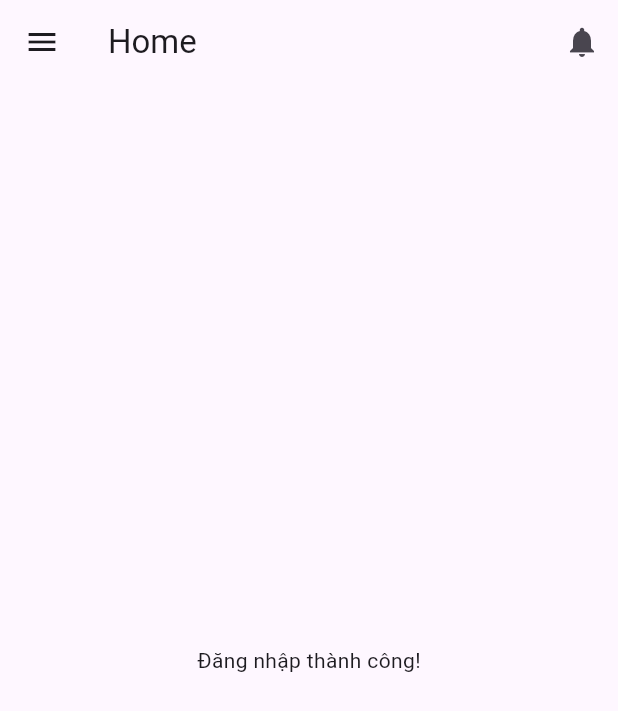
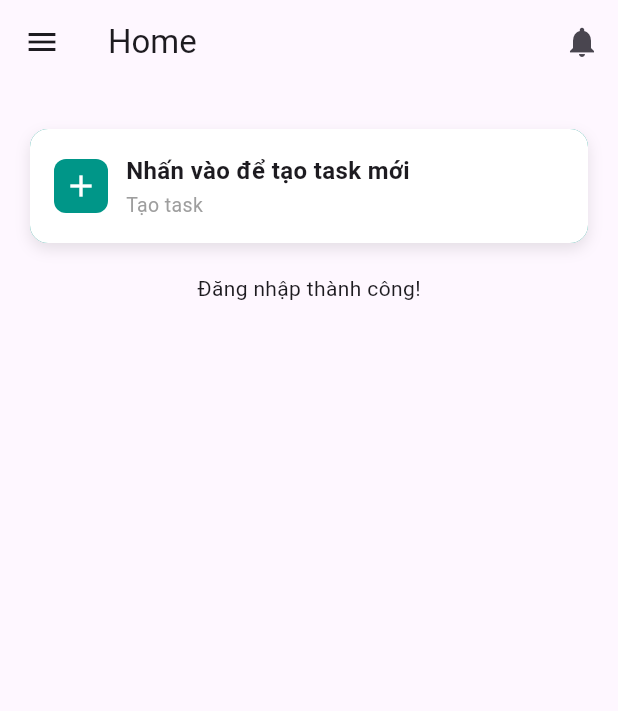
Before and after one commit to NamkhOa1412/ToDoApp, a Flutter app: the HomeScreen screen opened directly, on a phone screen of 412 x 824 dp. Shown: the top 711 px of the screen. Run offline on Flutter 3.47's test engine with Material 3 defaults, Android fonts, the phone set to English and light mode, and no system bars; drawn by our look-alikes of flutter_advanced_drawer; our stand-ins replace shared_preferences; accounts and stored records are empty.

Commit message:
commit function add board

```diff
--- /dev/null
+++ b/lib/screens/card/newtask-card.dart
@@ -0,0 +1,69 @@
+import 'package:flutter/material.dart';
+
+class AddTaskCard extends StatelessWidget {
+  final VoidCallback onTap;
+
+  const AddTaskCard({super.key, required this.onTap});
+
+  @override
+  Widget build(BuildContext context) {
+    return GestureDetector(
+      onTap: onTap,
+      child: Container(
+        margin: const EdgeInsets.symmetric(horizontal: 20, vertical: 10),
+        decoration: BoxDecoration(
+          color: Colors.teal,
+          borderRadius: BorderRadius.circular(12),
+          boxShadow: [
+            BoxShadow(
+              color: Colors.black.withOpacity(0.1),
+              blurRadius: 8,
+              offset: const Offset(0, 4),
+            ),
+          ],
+        ),
+        child: Container(
+          padding: const EdgeInsets.all(16),
+          decoration: BoxDecoration(
+            color: Colors.white,
+            borderRadius: BorderRadius.circular(12),
+          ),
+          child: Row(
+            children: [
+              Container(
+                padding: const EdgeInsets.all(6),
+                decoration: BoxDecoration(
+                  color: Colors.teal,
+                  borderRadius: BorderRadius.circular(8),
+                ),
+                child: const Icon(Icons.add, color: Colors.white),
+              ),
+              const SizedBox(width: 12),
+              Column(
+                crossAxisAlignment: CrossAxisAlignment.start,
+                children: const [
+                  Text(
+                    "Nhấn vào để tạo task mới",
+                    style: TextStyle(
+                      fontSize: 16,
+                      fontWeight: FontWeight.w600,
+                    ),
+                  ),
+                  SizedBox(height: 2),
+                  Text(
+                    "Tạo task",
+                    style: TextStyle(
+                      fontSize: 13,
+                      color: Colors.grey,
+                    ),
+                  )
+                ],
+              ),
+              const Spacer(),
+            ],
+          ),
+        ),
+      ),
+    );
+  }
+}
--- a/lib/screens/home-screens.dart
+++ b/lib/screens/home-screens.dart
@@ -1,5 +1,6 @@
 import 'package:flutter/material.dart';
 import 'package:ktodo_application/providers/user-provider.dart';
+import 'package:ktodo_application/screens/card/newtask-card.dart';
 import 'package:provider/provider.dart';
 import 'package:flutter_advanced_drawer/flutter_advanced_drawer.dart';
 import '../providers/auth-provider.dart';
@@ -52,7 +53,21 @@ class _HomeScreenState extends State<HomeScreen> {
             ),
           ],
         ),
-        body: const Center(child: Text("Đăng nhập thành công!")),
+        // body: const Center(child: Text("Đăng nhập thành công!")),
+        body: Column(
+  crossAxisAlignment: CrossAxisAlignment.start,
+  children: [
+    const SizedBox(height: 20),
+    AddTaskCard(
+      onTap: () {
+        print("Tapped to add task");
+        // Navigator.push(...); // Điều hướng sang trang tạo task nếu cần
+      },
+    ),
+    const SizedBox(height: 10),
+    const Center(child: Text("Đăng nhập thành công!")),
+  ],
+),
       ),
       drawer: AppDrawer(controller: _advancedDrawerController,),
     );
```
